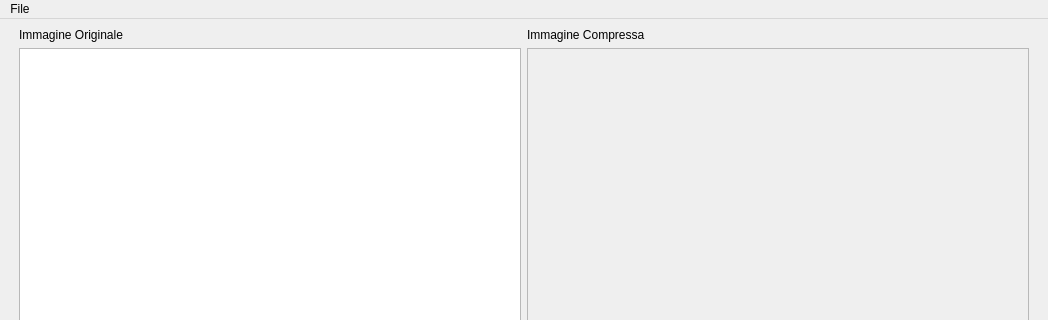
EmanueleGiannuzzi/DCT2_GUI, file resultviewer.ui: the form before one commit; both pictures show x 0 to 1048 and y 0 to 320 of the 1048 by 560 pixel window.
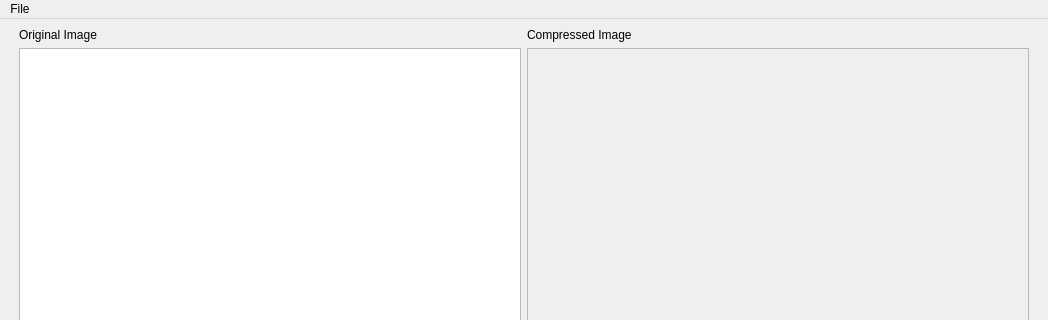
The form after the commit. Icons and pictures are not drawn.

What changed in the file:
```diff
--- a/resultviewer.ui
+++ b/resultviewer.ui
@@ -28,7 +28,7 @@
         <item>
          <widget class="QLabel" name="label">
           <property name="text">
-           <string>Immagine Originale</string>
+           <string>Original Image</string>
           </property>
          </widget>
         </item>
@@ -49,7 +49,7 @@
         <item>
          <widget class="QLabel" name="label_2">
           <property name="text">
-           <string>Immagine Compressa</string>
+           <string>Compressed Image</string>
           </property>
          </widget>
         </item>
```
Left out of the diff: 4 changed lines with no effect on the pictures.
